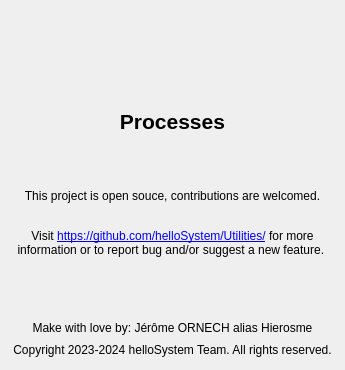
Above: Utilities/Processes.app/Resources/dialog_about.ui from helloSystem/Utilities before the change. Below: the same form after it.
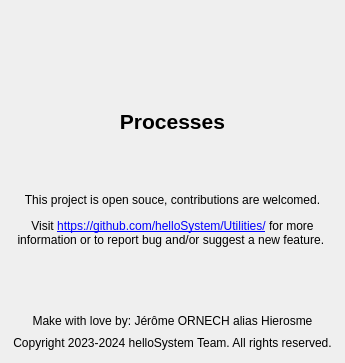
That is the form after the change. Icons and pictures are not drawn.

Commit message: Size adjustment for helloSystem

The edit to the form file:
```diff
--- a/Utilities/Processes.app/Resources/dialog_about.ui
+++ b/Utilities/Processes.app/Resources/dialog_about.ui
@@ -7,7 +7,7 @@
     <x>0</x>
     <y>0</y>
     <width>345</width>
-    <height>370</height>
+    <height>363</height>
    </rect>
   </property>
   <property name="sizePolicy">
@@ -112,6 +112,9 @@
      <property name="orientation">
       <enum>Qt::Vertical</enum>
      </property>
+     <property name="sizeType">
+      <enum>QSizePolicy::MinimumExpanding</enum>
+     </property>
      <property name="sizeHint" stdset="0">
       <size>
        <width>20</width>
@@ -129,7 +132,7 @@
       </sizepolicy>
      </property>
      <property name="text">
-      <string>&lt;html&gt;&lt;head/&gt;&lt;body&gt;&lt;p align=&quot;center&quot;&gt;This project is open souce, contributions are welcomed.&lt;br/&gt;&lt;/p&gt;&lt;p align=&quot;center&quot;&gt;Visit &lt;a href=&quot;https://github.com/helloSystem/Utilities/&quot;&gt;&lt;span style=&quot; text-decoration: underline; color:#0000ff;&quot;&gt;https://github.com/helloSystem/Utilities/&lt;/span&gt;&lt;/a&gt; for more information or to report bug and/or suggest a new feature. &lt;/p&gt;&lt;/body&gt;&lt;/html&gt;</string>
+      <string>&lt;html&gt;&lt;head/&gt;&lt;body&gt;&lt;p align=&quot;center&quot;&gt;This project is open souce, contributions are welcomed.&lt;/p&gt;&lt;p align=&quot;center&quot;&gt;Visit &lt;a href=&quot;https://github.com/helloSystem/Utilities/&quot;&gt;&lt;span style=&quot; text-decoration: underline; color:#0000ff;&quot;&gt;https://github.com/helloSystem/Utilities/&lt;/span&gt;&lt;/a&gt; for more information or to report bug and/or suggest a new feature. &lt;/p&gt;&lt;/body&gt;&lt;/html&gt;</string>
      </property>
      <property name="textFormat">
       <enum>Qt::AutoText</enum>
@@ -147,6 +150,9 @@
      <property name="orientation">
       <enum>Qt::Vertical</enum>
      </property>
+     <property name="sizeType">
+      <enum>QSizePolicy::MinimumExpanding</enum>
+     </property>
      <property name="sizeHint" stdset="0">
       <size>
        <width>20</width>
```
Left out of the diff: 2 changed lines with no effect on the pictures.
